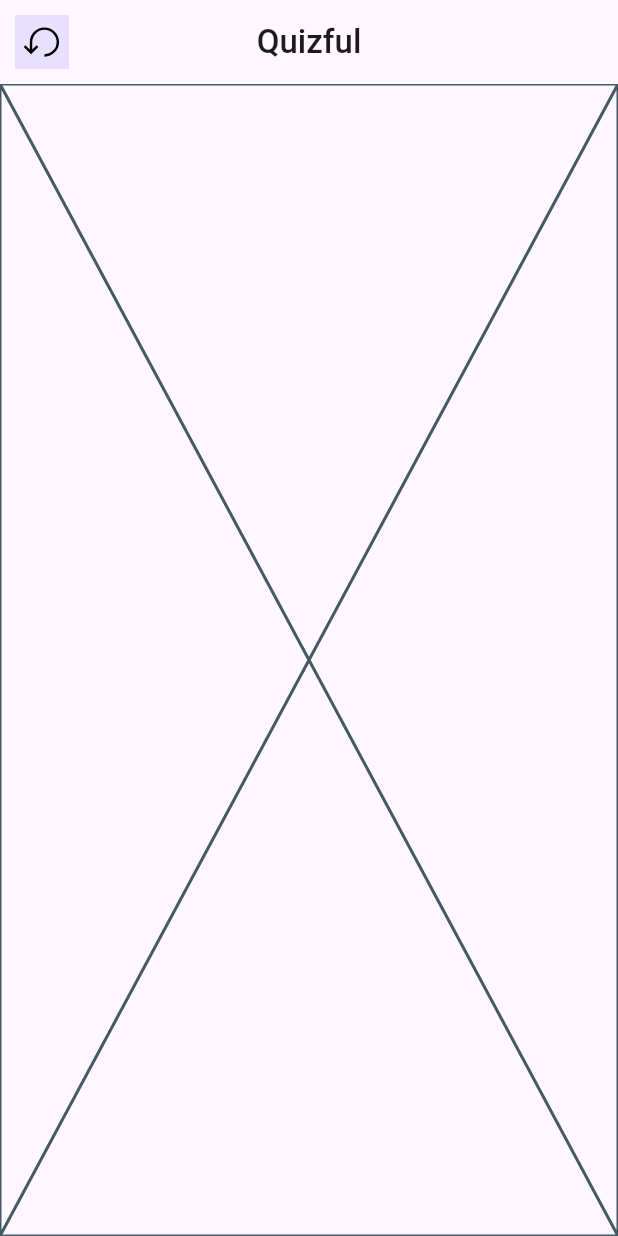
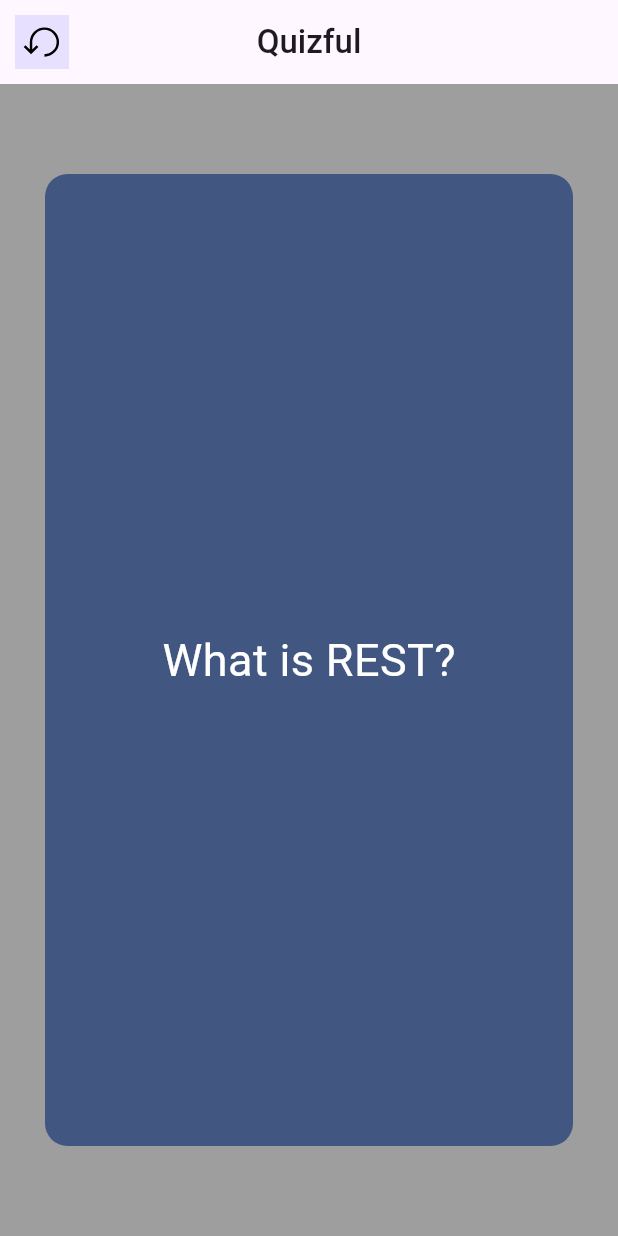
Before and after one commit to arctullux/Flashcards, a Flutter app: the screen it shows after launch, on a phone screen of 412 x 824 dp. Run offline on Flutter 3.47's test engine with Material 3 defaults, Android fonts, the phone set to English and light mode, and no system bars; our stand-ins replace flutter_svg.

Commit message:
added flashcard class; waiting for GestureDetector functionality.

```diff
--- a/lib/flashcard_class.dart
+++ b/lib/flashcard_class.dart
@@ -9,18 +9,41 @@
 /// studyPriority may be affected based on a voluntary correct/incorrect counter.
 /// It shall not exceed 5.
 
-class Flashcard {
-  String name;
-  String definition;
-  String answer;
-  int studyPriority = 0;
-  static int flashcardID = 0;
+import 'package:flutter/material.dart';
+//
+// class FlashcardData {
+//   String name = "";
+//   String question = "";
+//   String answer = "";
+//   int _flashcardID = 0;
+//   int _studyPriority = 0;
+//
+//   set flashcardID(int value) {
+//     if (value > 0) {
+//       _flashcardID = value;
+//     }
+//   }
+//
+//   get flashcardID {
+//     return _flashcardID;
+//   }
+//   set studyPriority(int value) {
+//     if (value > 5) {
+//       _studyPriority = 5;
+//     } else if (value < 0) {
+//       _studyPriority = 0;
+//     } else {
+//       _studyPriority = value;
+//     }
+//   }
+//
+//   int get studyPriority {
+//     return _studyPriority;
+//   }
+//
+//   FlashcardData({required this.name, required this.question, required this.answer, dynamic flashcardID});
+// }
 
-  Flashcard({required this.name, required this.definition, required this.answer, studyPriority}) {
-    ++flashcardID;
-  }
-
-}
 
 class FlashcardList {
   List<Flashcard> flashcards;
@@ -35,3 +58,111 @@ class FlashcardList {
     flashcards.remove(flashcard);
   }
 }
+class Flashcard extends StatefulWidget  {
+  Flashcard({super.key, required this.name, required this.question, required this.answer});
+
+  final String name;
+  final String question;
+  final String answer;
+
+  @override
+  State<Flashcard> createState() => _FlashcardState();
+}
+
+class _FlashcardState extends State<Flashcard> {
+
+  bool questionSideUp = true;
+  int _flashcardID = 0;
+  int _studyPriority = 0;
+
+  set flashcardID(int value) {
+    if (value > 0) {
+      _flashcardID = value;
+    }
+  }
+
+  get flashcardID {
+    return _flashcardID;
+  }
+  set studyPriority(int value) {
+    if (value > 5) {
+      _studyPriority = 5;
+    } else if (value < 0) {
+      _studyPriority = 0;
+    } else {
+      _studyPriority = value;
+    }
+  }
+
+  int get studyPriority {
+    return _studyPriority;
+  }
+  @override
+  Widget build(BuildContext context) {
+    return Padding(
+      padding: EdgeInsets.only(left: 30, right: 30, top: 60, bottom: 60),
+      child: Container(
+          height: 10.0,
+          decoration: BoxDecoration(
+            borderRadius: BorderRadius.circular(15.0),
+            color: Color(0xff415681),
+          ), // BoxDecoration
+          child: Center(
+            child: questionSideUp? questionText() : answerText(),
+          ), // Center
+        ),
+    ); // Container
+  }
+
+  Widget questionText() {
+    if (widget.question != "") {
+      return Padding(
+        padding: const EdgeInsets.all(30.0),
+        child: Text(
+          widget.question,
+          style: TextStyle(
+            color: Colors.white,
+            fontSize: 30.0,
+          ), // TextStyle
+        ), // Text
+      ); // Padding
+    } else {
+      return Padding(
+        padding: const EdgeInsets.all(30.0),
+        child: Text(
+          "ERR !> Text Field Empty. Try adding text.",
+          style: TextStyle(
+            color: Colors.red,
+            fontSize: 30.0,
+          ), // TextStyle
+        ),
+      ); // Text
+    }
+  }
+
+  Widget answerText() {
+    if (widget.answer != "") {
+      return Padding(
+        padding: const EdgeInsets.all(30.0),
+        child: Text(
+          widget.answer,
+            style: TextStyle(
+              color: Colors.white,
+              fontSize: 30.0,
+        ), // TextStyle
+      ), // Text
+      ); // Padding
+    } else {
+      return Padding(
+        padding: const EdgeInsets.all(30.0),
+        child: Text(
+          "ERR !> Text Field Empty. Try adding text.",
+          style: TextStyle(
+            color: Colors.red,
+            fontSize: 30.0
+          ), // TextStyle
+        ),
+      ); // Text
+    }
+  }
+}
--- a/lib/main.dart
+++ b/lib/main.dart
@@ -4,7 +4,7 @@ import 'pages/loading.dart';
 import 'flashcard_class.dart';
 void main() {
   runApp(const QuizfulMain());
-  Flashcard newFlashcard = Flashcard(name: "")
+
 }
 
 class QuizfulMain extends StatelessWidget {
--- a/lib/pages/home.dart
+++ b/lib/pages/home.dart
@@ -1,5 +1,6 @@
 import 'package:flutter/material.dart';
 import 'package:flutter_svg/flutter_svg.dart';
+import 'package:flashcard_app/flashcard_class.dart';
 
 
 
@@ -53,8 +54,20 @@ class _QuizfulHomeState extends State<QuizfulHome> {
       ), // Padding
     ); // GestureDetector
   }
+
   Widget homePage() {
-    return Placeholder();
+    return Container(
+      color: Colors.grey,
+      child: PageView(
+        children: [
+          Flashcard(
+            name: "Test",
+            question: "What is REST?",
+            answer: "A standardized software architecture style and specific API that is widely used across the industry."
+          ), // Flashcard
+        ], // Children
+      ), // Pageview
+    ); // Container
   }
 
 }
```
